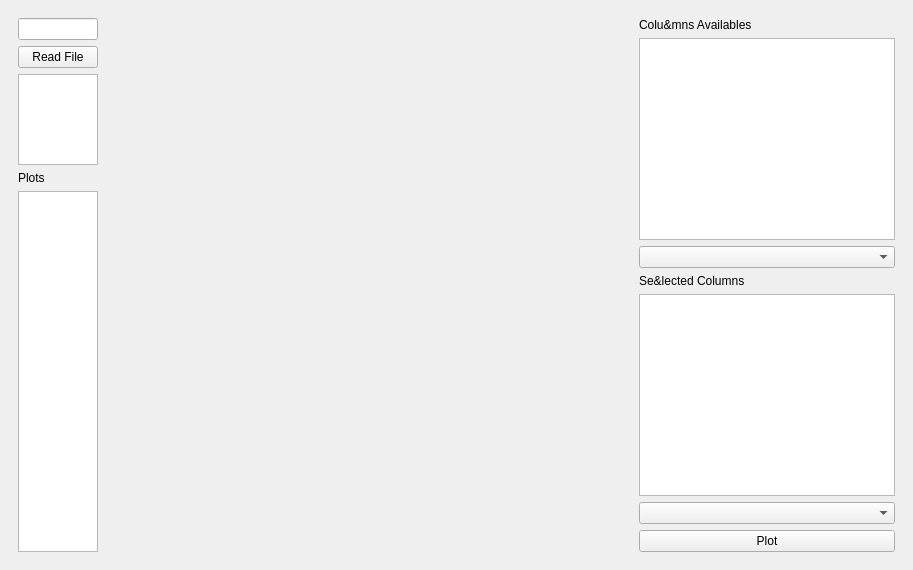
Before: the Qt Designer form dirty/window.ui in HaraldHeitmann/Pybi, drawn with Qt 5.
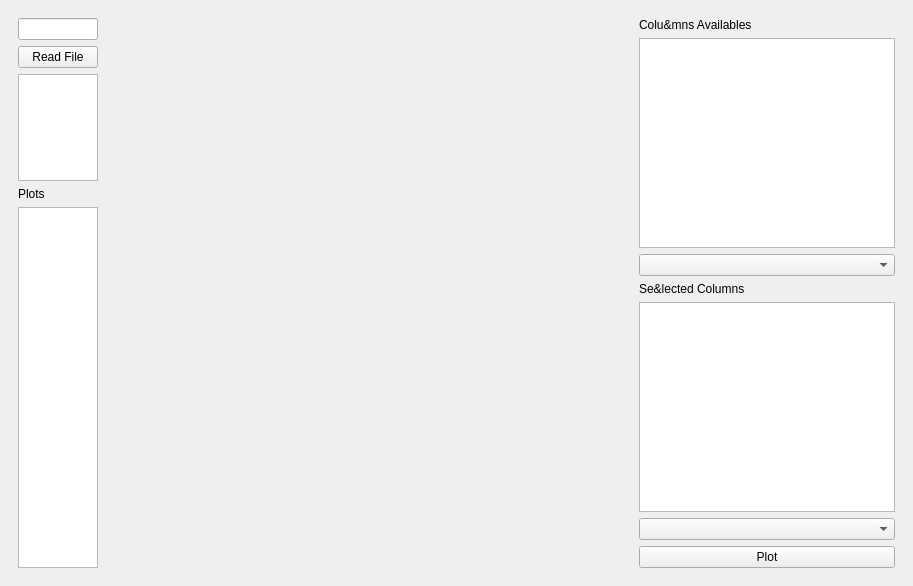
After: the same form once the commit is applied.

```diff
--- a/dirty/window.ui
+++ b/dirty/window.ui
@@ -7,7 +7,7 @@
     <x>0</x>
     <y>0</y>
     <width>913</width>
-    <height>570</height>
+    <height>586</height>
    </rect>
   </property>
   <property name="windowTitle">
@@ -89,7 +89,7 @@
       </property>
       <property name="maximumSize">
        <size>
-        <width>511</width>
+        <width>16777215</width>
         <height>16777215</height>
        </size>
       </property>
```
